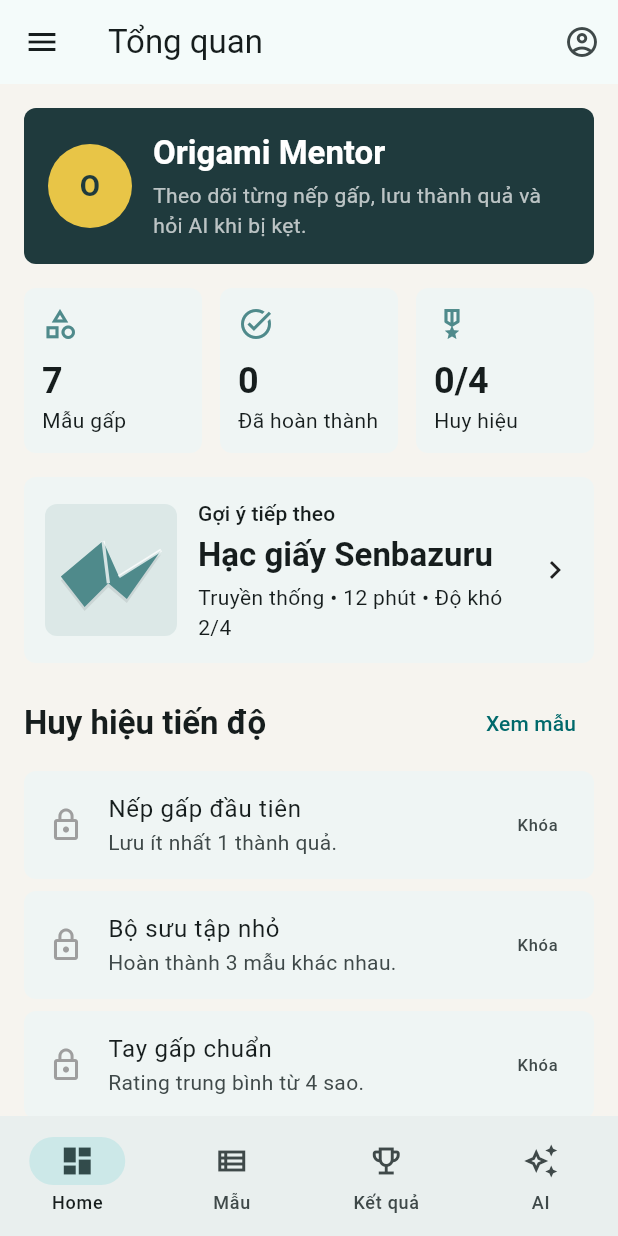
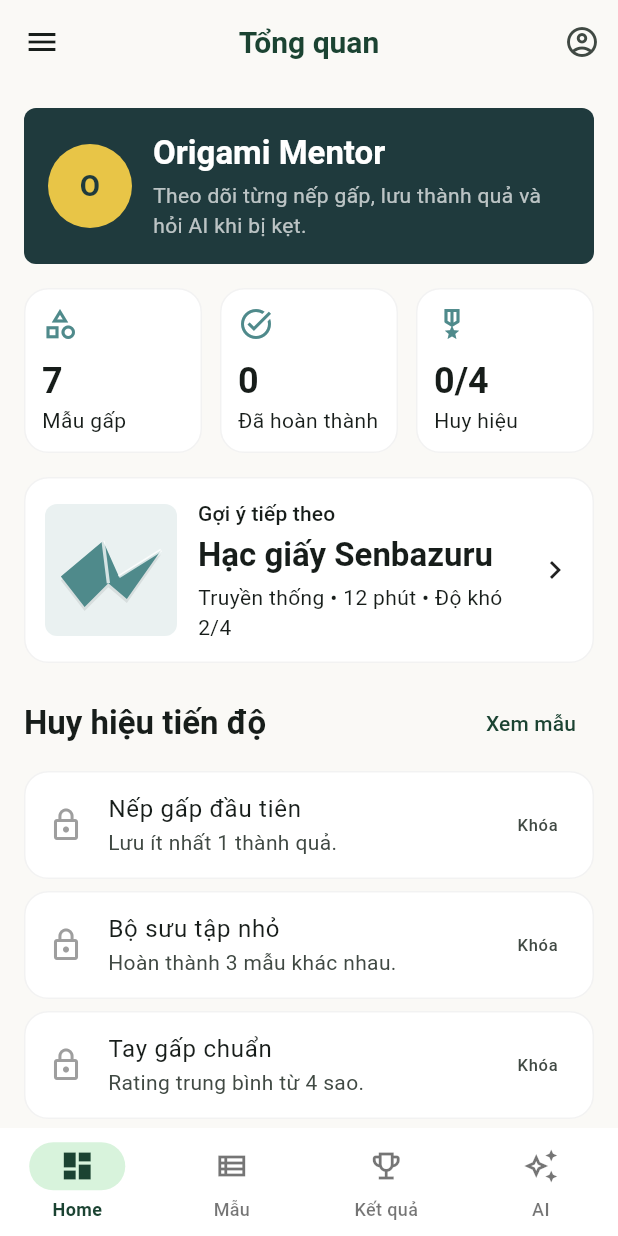
Before and after one commit to NguyenNgocHieu9999/origami, a Flutter app: the screen it shows after launch, on a phone screen of 412 x 824 dp. Run offline on Flutter 3.47's test engine with Material 3 defaults, Android fonts, the phone set to English and light mode, and no system bars; our stand-ins replace google_sign_in, shared_preferences, sqflite; accounts and stored records are empty.

Commit message:
style: revamp global theme configuration with premium dark/light elements
Redesign the application visual identity in 'lib/main.dart' using a curated forest green theme color palette (primary Color 0xFF1B4332). Apply standardized styles for CardTheme, InputDecorationTheme, NavigationBarTheme, FilledButtonTheme, and OutlinedButtonTheme to create a high-end look.

```diff
--- a/lib/main.dart
+++ b/lib/main.dart
@@ -28,20 +28,99 @@ class OrigamiMentorApp extends StatelessWidget {
             theme: ThemeData(
               useMaterial3: true,
               colorScheme: ColorScheme.fromSeed(
-                seedColor: const Color(0xFF4F8A8B),
+                seedColor: const Color(0xFF1B4332),
+                primary: const Color(0xFF1B4332),
+                secondary: const Color(0xFFD4A373),
+                tertiary: const Color(0xFF40916C),
+                surface: const Color(0xFFFFFFFF),
+                error: const Color(0xFFBA1A1A),
                 brightness: Brightness.light,
               ),
-              scaffoldBackgroundColor: const Color(0xFFF6F4EF),
-              cardTheme: const CardThemeData(
+              scaffoldBackgroundColor: const Color(0xFFFAF9F6),
+              appBarTheme: const AppBarTheme(
+                backgroundColor: Color(0xFFFAF9F6),
                 elevation: 0,
+                centerTitle: true,
+                scrolledUnderElevation: 0,
+                titleTextStyle: TextStyle(
+                  color: Color(0xFF1B4332),
+                  fontSize: 20,
+                  fontWeight: FontWeight.bold,
+                ),
+              ),
+              cardTheme: CardThemeData(
+                elevation: 0,
+                color: Colors.white,
                 margin: EdgeInsets.zero,
                 shape: RoundedRectangleBorder(
-                  borderRadius: BorderRadius.all(Radius.circular(8)),
+                  borderRadius: const BorderRadius.all(Radius.circular(16)),
+                  side: BorderSide(color: Colors.black.withValues(alpha: 0.05), width: 1),
                 ),
               ),
-              inputDecorationTheme: const InputDecorationTheme(
+              inputDecorationTheme: InputDecorationTheme(
+                filled: true,
+                fillColor: Colors.white,
+                contentPadding: const EdgeInsets.symmetric(horizontal: 16, vertical: 14),
                 border: OutlineInputBorder(
-                  borderRadius: BorderRadius.all(Radius.circular(8)),
+                  borderRadius: const BorderRadius.all(Radius.circular(12)),
+                  borderSide: BorderSide(color: Colors.black.withValues(alpha: 0.1)),
+                ),
+                enabledBorder: OutlineInputBorder(
+                  borderRadius: const BorderRadius.all(Radius.circular(12)),
+                  borderSide: BorderSide(color: Colors.black.withValues(alpha: 0.06)),
+                ),
+                focusedBorder: const OutlineInputBorder(
+                  borderRadius: BorderRadius.all(Radius.circular(12)),
+                  borderSide: BorderSide(color: Color(0xFF1B4332), width: 1.5),
+                ),
+              ),
+              navigationBarTheme: NavigationBarThemeData(
+                backgroundColor: const Color(0xFFFFFFFF),
+                elevation: 8,
+                indicatorColor: const Color(0xFFD8F3DC),
+                labelBehavior: NavigationDestinationLabelBehavior.alwaysShow,
+                height: 72,
+                iconTheme: WidgetStateProperty.resolveWith((states) {
+                  if (states.contains(WidgetState.selected)) {
+                    return const IconThemeData(color: Color(0xFF1B4332), size: 24);
+                  }
+                  return const IconThemeData(color: Colors.black54, size: 24);
+                }),
+                labelTextStyle: WidgetStateProperty.resolveWith((states) {
+                  if (states.contains(WidgetState.selected)) {
+                    return const TextStyle(
+                      color: Color(0xFF1B4332),
+                      fontWeight: FontWeight.w600,
+                      fontSize: 12,
+                    );
+                  }
+                  return const TextStyle(
+                    color: Colors.black54,
+                    fontWeight: FontWeight.w500,
+                    fontSize: 12,
+                  );
+                }),
+              ),
+              filledButtonTheme: FilledButtonThemeData(
+                style: FilledButton.styleFrom(
+                  backgroundColor: const Color(0xFF1B4332),
+                  foregroundColor: Colors.white,
+                  padding: const EdgeInsets.symmetric(horizontal: 20, vertical: 14),
+                  shape: RoundedRectangleBorder(
+                    borderRadius: BorderRadius.circular(12),
+                  ),
+                  textStyle: const TextStyle(fontWeight: FontWeight.w600, fontSize: 15),
+                ),
+              ),
+              outlinedButtonTheme: OutlinedButtonThemeData(
+                style: OutlinedButton.styleFrom(
+                  foregroundColor: const Color(0xFF1B4332),
+                  side: const BorderSide(color: Color(0xFF1B4332), width: 1.2),
+                  padding: const EdgeInsets.symmetric(horizontal: 20, vertical: 14),
+                  shape: RoundedRectangleBorder(
+                    borderRadius: BorderRadius.circular(12),
+                  ),
+                  textStyle: const TextStyle(fontWeight: FontWeight.w600, fontSize: 15),
                 ),
               ),
             ),
```
